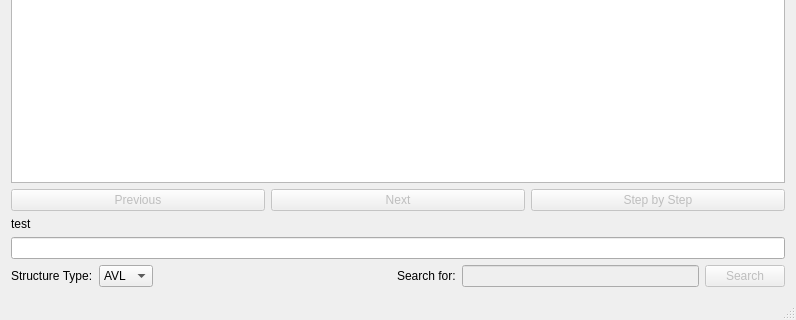
The window that bstviewer.ui (wiremanb/tree-view) describes before a commit, drawn with Qt 5; both pictures show x 0 to 796 and y 408 to 728 of the 796 by 728 pixel window.
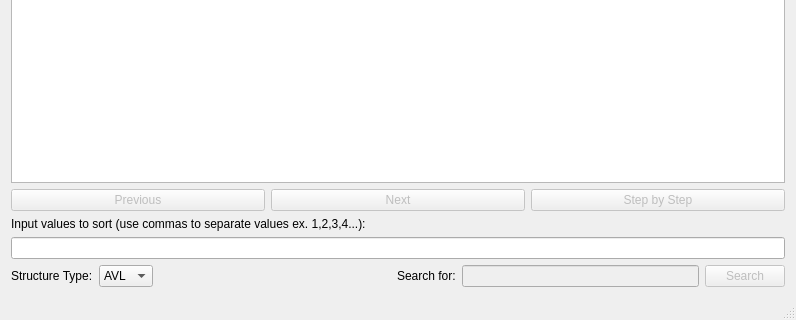
The same window after the commit.

Commit message:
Added example formula to ui
Added example formula to ui

Patch:
```diff
--- a/bstviewer.ui
+++ b/bstviewer.ui
@@ -138,7 +138,7 @@
       <item>
        <widget class="QLabel" name="label">
         <property name="text">
-         <string>test</string>
+         <string>Input values to sort (use commas to separate values ex. 1,2,3,4...):</string>
         </property>
        </widget>
       </item>
```
